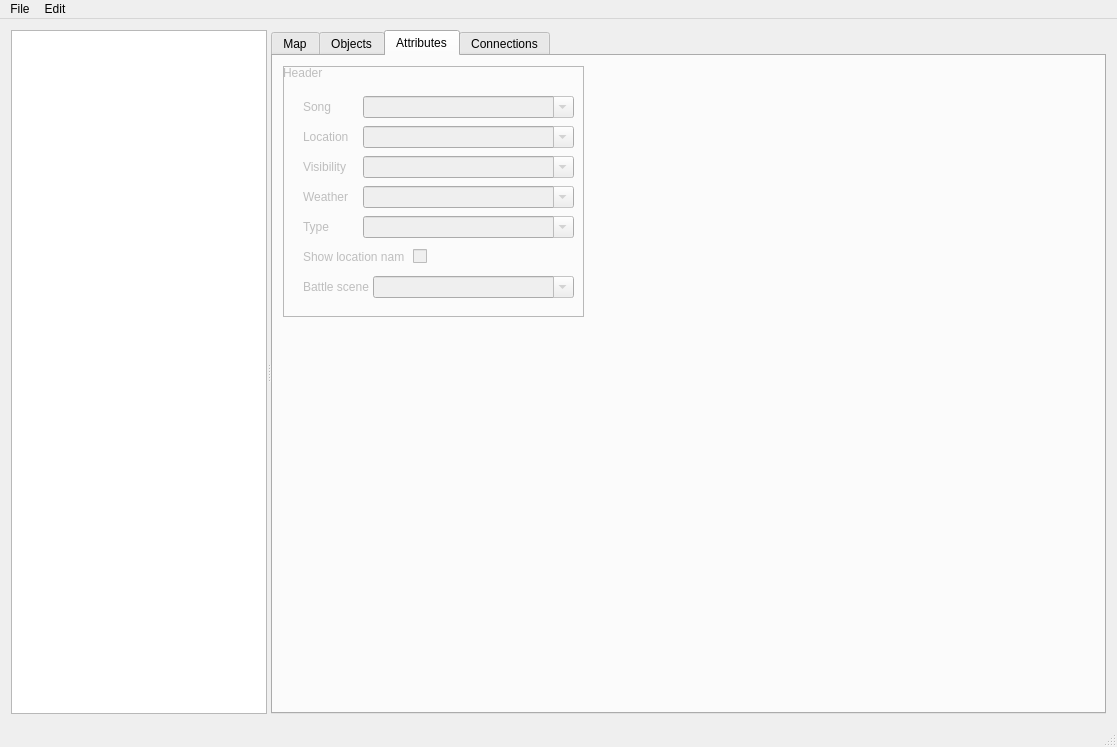
First picture: the form in mainwindow.ui, repository huderlem/porymap, before the edit.
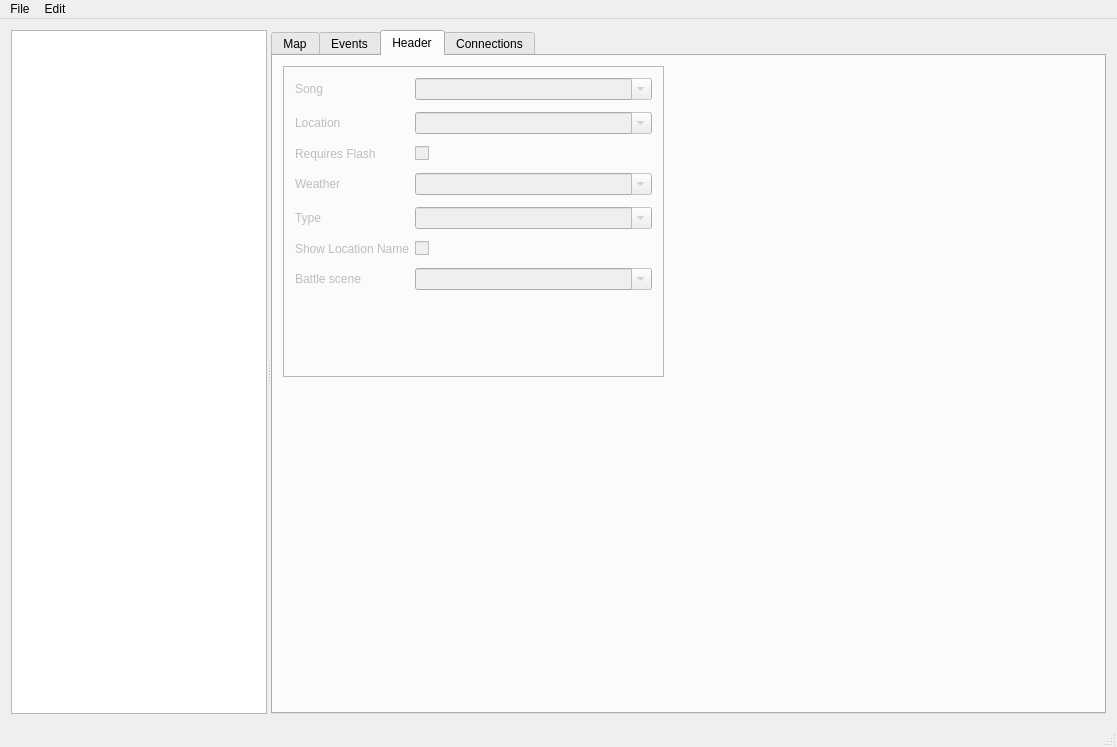
Second picture: the form after the edit. The open tabs and pages were chosen to show the change. Icons and pictures are not drawn. Custom widgets are drawn as their Qt base class.

```diff
--- a/mainwindow.ui
+++ b/mainwindow.ui
@@ -852,7 +852,10 @@
          <bool>true</bool>
         </property>
         <attribute name="title">
-         <string>Objects</string>
+         <string>Events</string>
+        </attribute>
+        <attribute name="toolTip">
+         <string>&lt;html&gt;&lt;head/&gt;&lt;body&gt;&lt;p&gt;Edit the map's events.&lt;/p&gt;&lt;p&gt;View and modify objects, warps, signs, etc.&lt;/p&gt;&lt;/body&gt;&lt;/html&gt;</string>
         </attribute>
         <layout class="QGridLayout" name="gridLayout_10">
          <property name="leftMargin">
@@ -1178,7 +1181,7 @@
        </widget>
        <widget class="QWidget" name="tab_Attributes">
         <attribute name="title">
-         <string>Attributes</string>
+         <string>Header</string>
         </attribute>
         <widget class="QFrame" name="frame_3">
          <property name="enabled">
@@ -1188,211 +1191,146 @@
           <rect>
            <x>10</x>
            <y>10</y>
-           <width>301</width>
-           <height>251</height>
+           <width>381</width>
+           <height>311</height>
           </rect>
          </property>
+         <property name="sizePolicy">
+          <sizepolicy hsizetype="Preferred" vsizetype="Preferred">
+           <horstretch>0</horstretch>
+           <verstretch>0</verstretch>
+          </sizepolicy>
+         </property>
          <property name="frameShape">
           <enum>QFrame::StyledPanel</enum>
          </property>
          <property name="frameShadow">
           <enum>QFrame::Raised</enum>
          </property>
+         <layout class="QFormLayout" name="formLayout_2">
+          <property name="verticalSpacing">
+           <number>12</number>
+          </property>
+          <item row="0" column="0">
          <widget class="QLabel" name="label_3">
-          <property name="geometry">
-           <rect>
-            <x>20</x>
-            <y>30</y>
-            <width>47</width>
-            <height>21</height>
-           </rect>
-          </property>
           <property name="text">
            <string>Song</string>
           </property>
          </widget>
+          </item>
+          <item row="0" column="1">
+           <widget class="QComboBox" name="comboBox_Song">
+            <property name="toolTip">
+             <string>&lt;html&gt;&lt;head/&gt;&lt;body&gt;&lt;p&gt;The default background music for this map.&lt;/p&gt;&lt;/body&gt;&lt;/html&gt;</string>
+            </property>
+            <property name="editable">
+             <bool>true</bool>
+            </property>
+           </widget>
+          </item>
+          <item row="1" column="0">
          <widget class="QLabel" name="label_4">
-          <property name="geometry">
-           <rect>
-            <x>20</x>
-            <y>60</y>
-            <width>47</width>
-            <height>21</height>
-           </rect>
-          </property>
           <property name="text">
            <string>Location</string>
           </property>
          </widget>
+          </item>
+          <item row="1" column="1">
+           <widget class="QComboBox" name="comboBox_Location">
+            <property name="toolTip">
+             <string>&lt;html&gt;&lt;head/&gt;&lt;body&gt;&lt;p&gt;The section of the region map which the map is grouped under. This also determines the name of the map that is display when the player enters it.&lt;/p&gt;&lt;/body&gt;&lt;/html&gt;</string>
+            </property>
+            <property name="editable">
+             <bool>true</bool>
+            </property>
+           </widget>
+          </item>
+          <item row="2" column="0">
          <widget class="QLabel" name="label_5">
-          <property name="geometry">
-           <rect>
-            <x>20</x>
-            <y>90</y>
-            <width>47</width>
-            <height>21</height>
-           </rect>
-          </property>
           <property name="text">
-           <string>Visibility</string>
-          </property>
-         </widget>
+             <string>Requires Flash</string>
+            </property>
+           </widget>
+          </item>
+          <item row="3" column="0">
          <widget class="QLabel" name="label_6">
-          <property name="geometry">
-           <rect>
-            <x>20</x>
-            <y>120</y>
-            <width>47</width>
-            <height>21</height>
-           </rect>
-          </property>
           <property name="text">
            <string>Weather</string>
           </property>
          </widget>
+          </item>
+          <item row="3" column="1">
+           <widget class="QComboBox" name="comboBox_Weather">
+            <property name="toolTip">
+             <string>&lt;html&gt;&lt;head/&gt;&lt;body&gt;&lt;p&gt;The default weather for this map.&lt;/p&gt;&lt;/body&gt;&lt;/html&gt;</string>
+            </property>
+            <property name="editable">
+             <bool>true</bool>
+            </property>
+           </widget>
+          </item>
+          <item row="4" column="0">
          <widget class="QLabel" name="label_7">
-          <property name="geometry">
-           <rect>
-            <x>20</x>
-            <y>150</y>
-            <width>47</width>
-            <height>21</height>
-           </rect>
-          </property>
           <property name="text">
            <string>Type</string>
           </property>
          </widget>
+          </item>
+          <item row="4" column="1">
+           <widget class="QComboBox" name="comboBox_Type">
+            <property name="toolTip">
+             <string>&lt;html&gt;&lt;head/&gt;&lt;body&gt;&lt;p&gt;The map type is a general attribute, which is used for many different things. For example. it determines whether biking or running is allowed.&lt;/p&gt;&lt;/body&gt;&lt;/html&gt;</string>
+            </property>
+            <property name="editable">
+             <bool>true</bool>
+            </property>
+           </widget>
+          </item>
+          <item row="5" column="0">
          <widget class="QLabel" name="label_8">
-          <property name="geometry">
-           <rect>
-            <x>20</x>
-            <y>180</y>
-            <width>101</width>
-            <height>21</height>
-           </rect>
-          </property>
+            <property name="text">
+             <string>Show Location Name</string>
+            </property>
+           </widget>
+          </item>
+          <item row="5" column="1">
+           <widget class="QCheckBox" name="checkBox_ShowLocation">
+            <property name="toolTip">
+             <string>&lt;html&gt;&lt;head/&gt;&lt;body&gt;&lt;p&gt;Whether or not to display the location name when the player enters the map.&lt;/p&gt;&lt;/body&gt;&lt;/html&gt;</string>
+            </property>
           <property name="text">
-           <string>Show location name</string>
-          </property>
-         </widget>
+             <string/>
+            </property>
+           </widget>
+          </item>
+          <item row="6" column="0">
          <widget class="QLabel" name="label_9">
-          <property name="geometry">
-           <rect>
-            <x>20</x>
-            <y>210</y>
-            <width>81</width>
-            <height>21</height>
-           </rect>
-          </property>
           <property name="text">
            <string>Battle scene</string>
           </property>
          </widget>
-         <widget class="QComboBox" name="comboBox_Location">
-          <property name="geometry">
-           <rect>
-            <x>80</x>
-            <y>60</y>
-            <width>211</width>
-            <height>22</height>
-           </rect>
-          </property>
-          <property name="editable">
-           <bool>true</bool>
-          </property>
-         </widget>
-         <widget class="QComboBox" name="comboBox_Visibility">
-          <property name="geometry">
-           <rect>
-            <x>80</x>
-            <y>90</y>
-            <width>211</width>
-            <height>22</height>
-           </rect>
-          </property>
-          <property name="editable">
-           <bool>true</bool>
-          </property>
-         </widget>
-         <widget class="QComboBox" name="comboBox_Song">
-          <property name="geometry">
-           <rect>
-            <x>80</x>
-            <y>30</y>
-            <width>211</width>
-            <height>22</height>
-           </rect>
-          </property>
-          <property name="editable">
-           <bool>true</bool>
-          </property>
-         </widget>
-         <widget class="QComboBox" name="comboBox_Weather">
-          <property name="geometry">
-           <rect>
-            <x>80</x>
-            <y>120</y>
-            <width>211</width>
-            <height>22</height>
-           </rect>
-          </property>
-          <property name="editable">
-           <bool>true</bool>
-          </property>
-         </widget>
-         <widget class="QComboBox" name="comboBox_Type">
-          <property name="geometry">
-           <rect>
-            <x>80</x>
-            <y>150</y>
-            <width>211</width>
-            <height>22</height>
-           </rect>
-          </property>
-          <property name="editable">
-           <bool>true</bool>
-          </property>
-         </widget>
+          </item>
+          <item row="6" column="1">
          <widget class="QComboBox" name="comboBox_BattleScene">
-          <property name="geometry">
-           <rect>
-            <x>90</x>
-            <y>210</y>
-            <width>201</width>
-            <height>22</height>
-           </rect>
+            <property name="toolTip">
+             <string>&lt;html&gt;&lt;head/&gt;&lt;body&gt;&lt;p&gt;Determines the type of battle scene graphics to use.&lt;/p&gt;&lt;/body&gt;&lt;/html&gt;</string>
           </property>
           <property name="editable">
            <bool>true</bool>
           </property>
          </widget>
-         <widget class="QCheckBox" name="checkBox_ShowLocation">
-          <property name="geometry">
-           <rect>
-            <x>130</x>
-            <y>180</y>
-            <width>161</width>
-            <height>21</height>
-           </rect>
+          </item>
+          <item row="2" column="1">
+           <widget class="QCheckBox" name="checkBox_Visibility">
+            <property name="toolTip">
+             <string>&lt;html&gt;&lt;head/&gt;&lt;body&gt;&lt;p&gt;Whether or not the map is dark and requires Flash to illuminate.&lt;/p&gt;&lt;/body&gt;&lt;/html&gt;</string>
           </property>
           <property name="text">
            <string/>
           </property>
          </widget>
-         <widget class="QLabel" name="label_10">
-          <property name="geometry">
-           <rect>
-            <x>0</x>
-            <y>0</y>
-            <width>47</width>
-            <height>13</height>
-           </rect>
-          </property>
-          <property name="text">
-           <string>Header</string>
-          </property>
-         </widget>
+          </item>
+         </layout>
         </widget>
        </widget>
        <widget class="QWidget" name="tab_Connections">
```
Left out of the diff: 66 changed lines with no effect on the pictures. Lines whose indentation alone changed are shown as unchanged.
